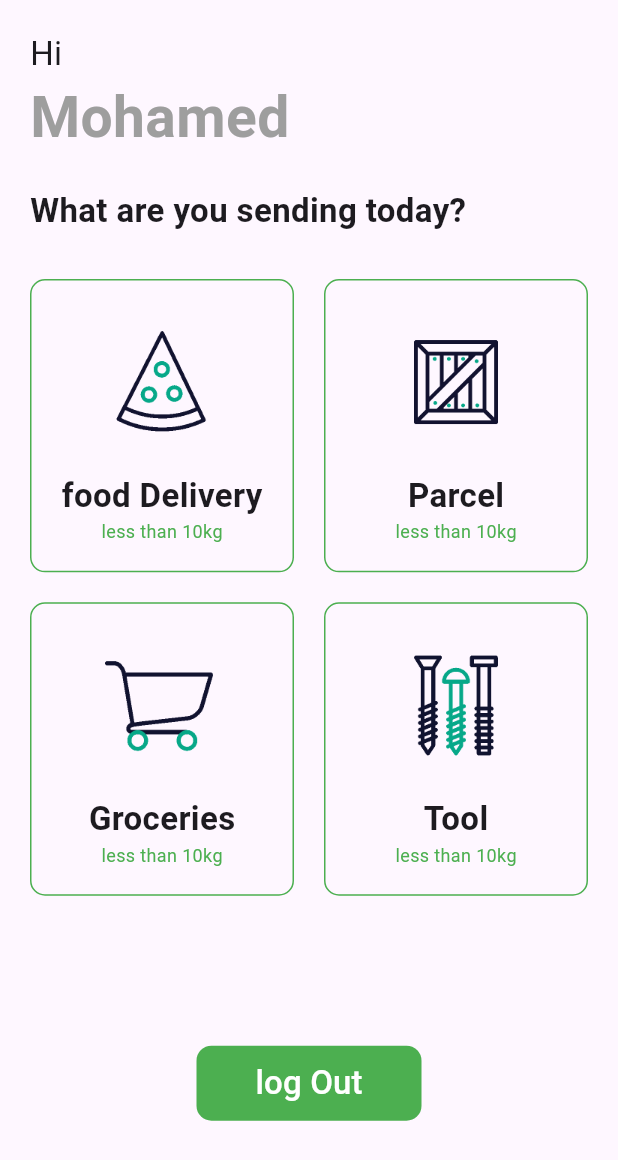
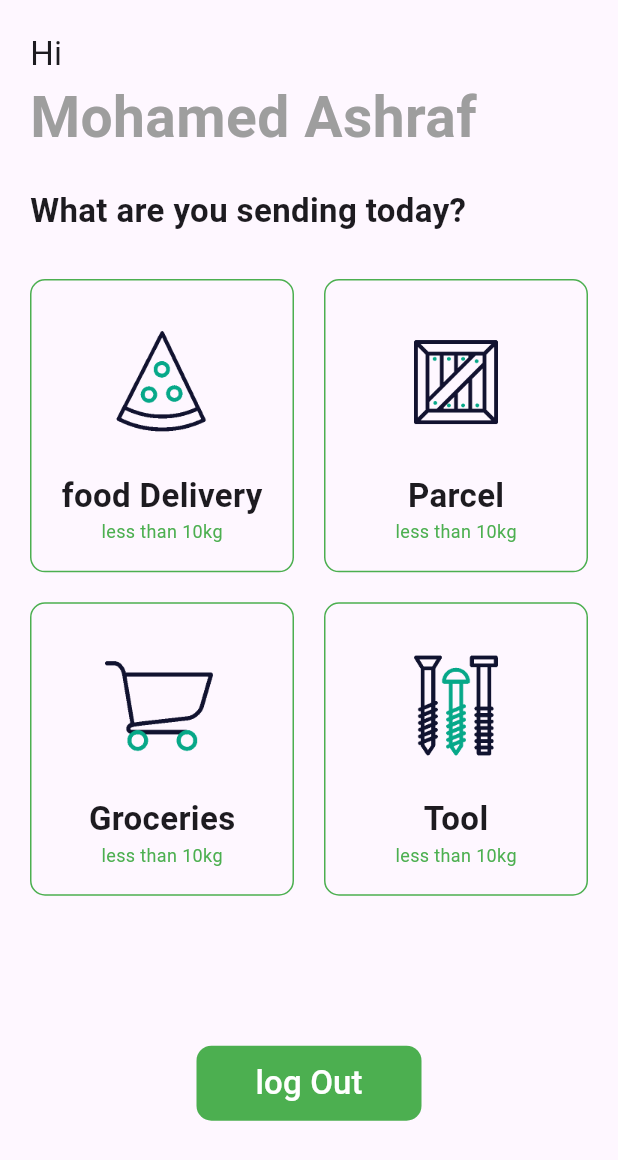
Before and after one commit to MOHAMD-ASHRAF/skid, a Flutter app: the HomePage screen opened directly, on a phone screen of 412 x 824 dp. Shown: the top 1160 px of the screen. Run offline on Flutter 3.47's test engine with Material 2 defaults, Android fonts, the phone set to English and light mode, and no system bars; our stand-ins replace bloc, cloud_firestore, dropdown_button2, equatable, firebase_auth, firebase_core and 4 more; accounts and stored records are empty.

Commit message:
commit 7

```diff
--- a/lib/features/auth/presentation/cubit/phone_auth_cubit.dart
+++ b/lib/features/auth/presentation/cubit/phone_auth_cubit.dart
@@ -8,6 +8,8 @@ part 'phone_auth_state.dart';
 class PhoneAuthCubit extends Cubit<PhoneAuthState> {
   late String verificationId;
   CollectionReference users = FirebaseFirestore.instance.collection('users');
+
+
   PhoneAuthCubit() : super(PhoneAuthInitial());
 
   Future<void> submitPhoneNumber(String phoneNumber) async {
--- a/lib/features/skid/presentation/pages/home_page.dart
+++ b/lib/features/skid/presentation/pages/home_page.dart
@@ -30,7 +30,7 @@ class _HomePageState extends State<HomePage> {
                 fontSize: 22,
               ),
               const TextWidget(
-                text: 'Mohamed',
+                text: 'Mohamed Ashraf',
                 fontSize: 38,
                 color: Colors.grey,
                 fontWeight: FontWeight.bold,
```
